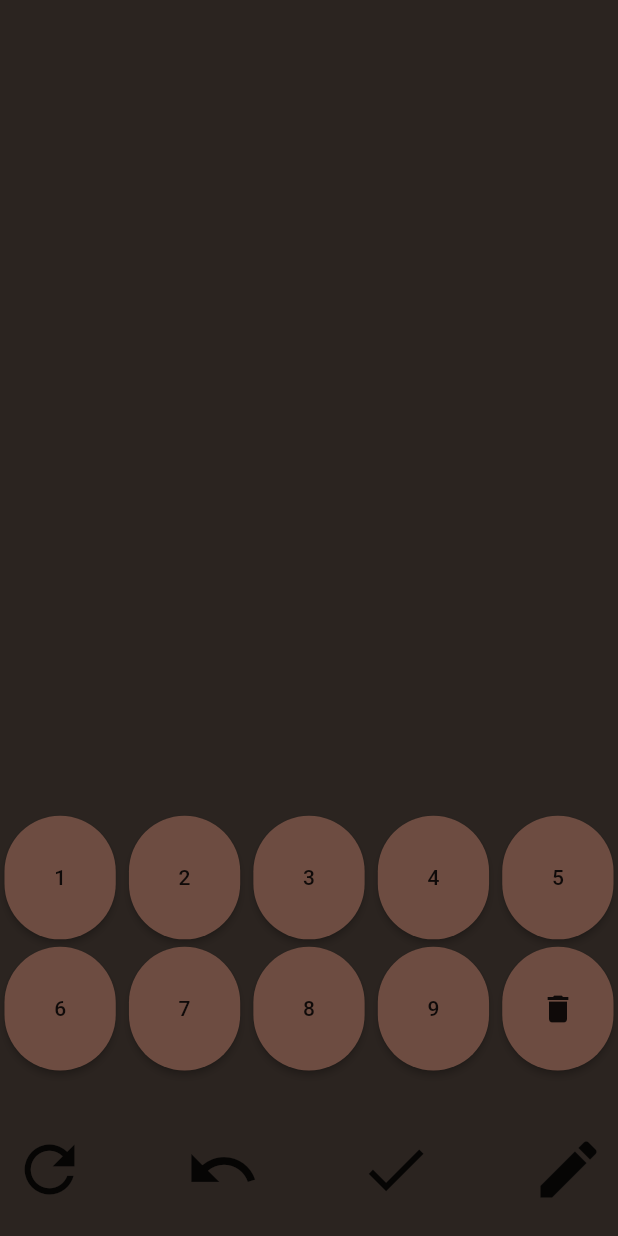
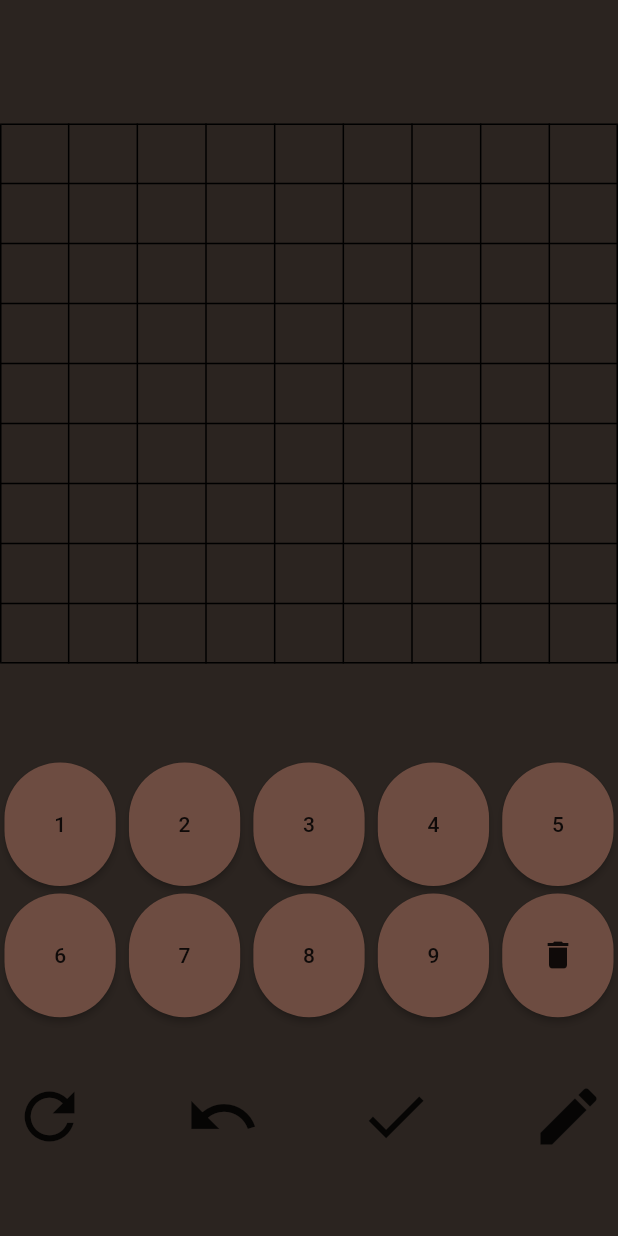
Before and after one commit to bartoszaniol/Programowanie_Zespolowe, a Flutter app: the Gra screen opened directly, on a phone screen of 412 x 824 dp. Run offline on Flutter 3.47's test engine with Material 2 defaults, Android fonts, the phone set to English and light mode, and no system bars; network calls fail.

Commit message:
Dodanie planszy

```diff
--- a/lib/gra.dart
+++ b/lib/gra.dart
@@ -1,4 +1,5 @@
 import 'package:flutter/material.dart';
+import './plansza.dart';
 
 class Gra extends StatelessWidget {
   @override
@@ -25,7 +26,11 @@ class Gra extends StatelessWidget {
       body: Column(
         children: [
           SizedBox(
-            height: mediaQuery.height * 0.66,
+            height: mediaQuery.height * 0.1,
+          ),
+          Plansza(),
+          SizedBox(
+            height: mediaQuery.height * 0.08,
           ),
           Row(
             mainAxisAlignment: MainAxisAlignment.spaceBetween,
--- /dev/null
+++ b/lib/plansza.dart
@@ -0,0 +1,47 @@
+import 'package:flutter/material.dart';
+
+class Plansza extends StatelessWidget {
+  @override
+  Widget build(BuildContext context) {
+    return Table(
+      border: TableBorder.all(),
+      defaultVerticalAlignment: TableCellVerticalAlignment.middle,
+      children: _getTableRows(),
+    );
+  }
+
+  List<TableRow> _getTableRows() {
+    return List.generate(9, (int rowNumber) {
+      return TableRow(children: _getRow(rowNumber));
+    });
+  }
+
+  List<Widget> _getRow(int rowNumber) {
+    return List.generate(9, (int colNumber) {
+      return SudokuCell(rowNumber, colNumber);
+    });
+  }
+}
+
+class SudokuCell extends StatelessWidget {
+  final int row, col;
+
+  SudokuCell(this.row, this.col);
+
+  @override
+  Widget build(BuildContext context) {
+    return InkResponse(
+      enableFeedback: true,
+      onTap: () {
+        print('$row, $col');
+      },
+      child: SizedBox(
+        width: 40,
+        height: 40,
+        child: Center(
+          child: Text(''),
+        ),
+      ),
+    );
+  }
+}
```
